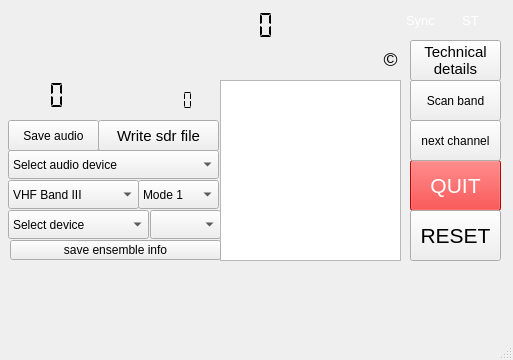
Before: the Qt Designer form forms/dabradio.ui in JvanKatwijk/qt-dab, drawn with Qt 5.
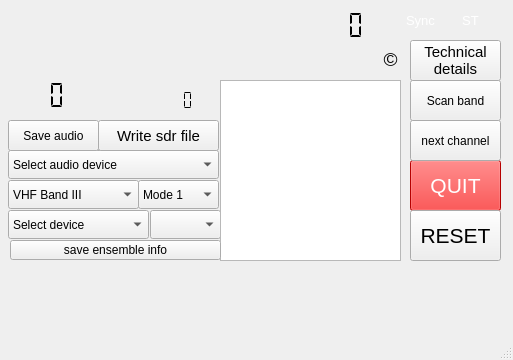
After: the same form once the commit is applied.

The edit to the form file:
```diff
--- a/forms/dabradio.ui
+++ b/forms/dabradio.ui
@@ -407,7 +407,7 @@
    <widget class="QLCDNumber" name="ensembleId">
     <property name="geometry">
      <rect>
-      <x>210</x>
+      <x>300</x>
       <y>10</y>
       <width>71</width>
       <height>31</height>
@@ -434,7 +434,7 @@
      <rect>
       <x>20</x>
       <y>10</y>
-      <width>171</width>
+      <width>251</width>
       <height>31</height>
      </rect>
     </property>
```
